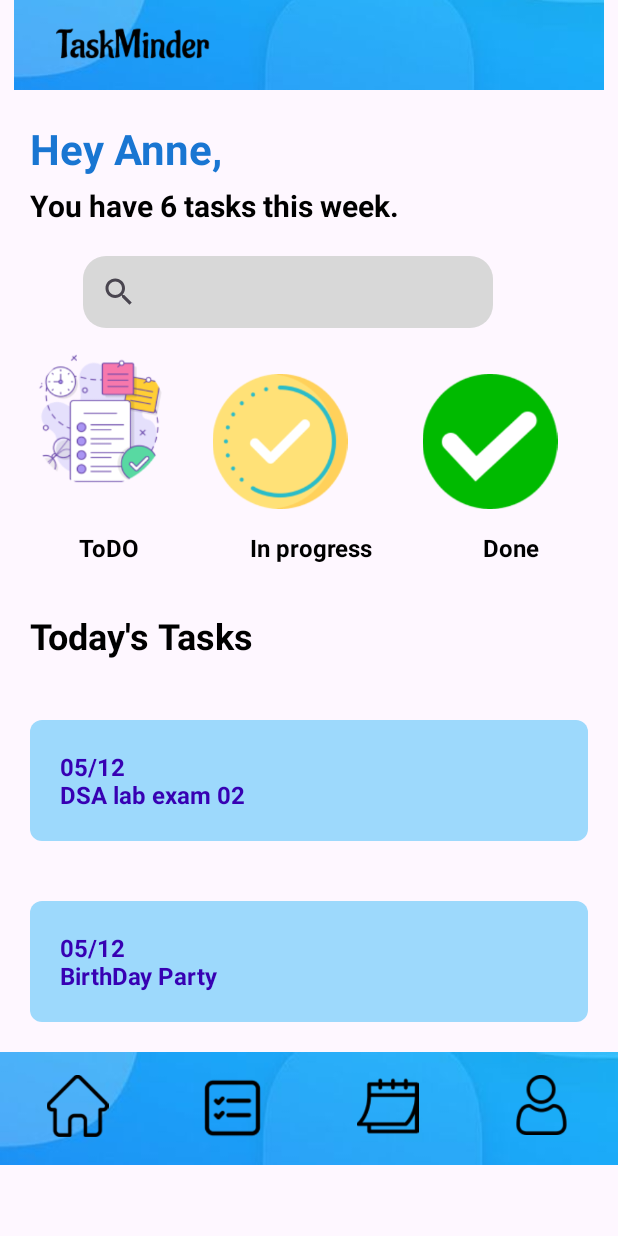
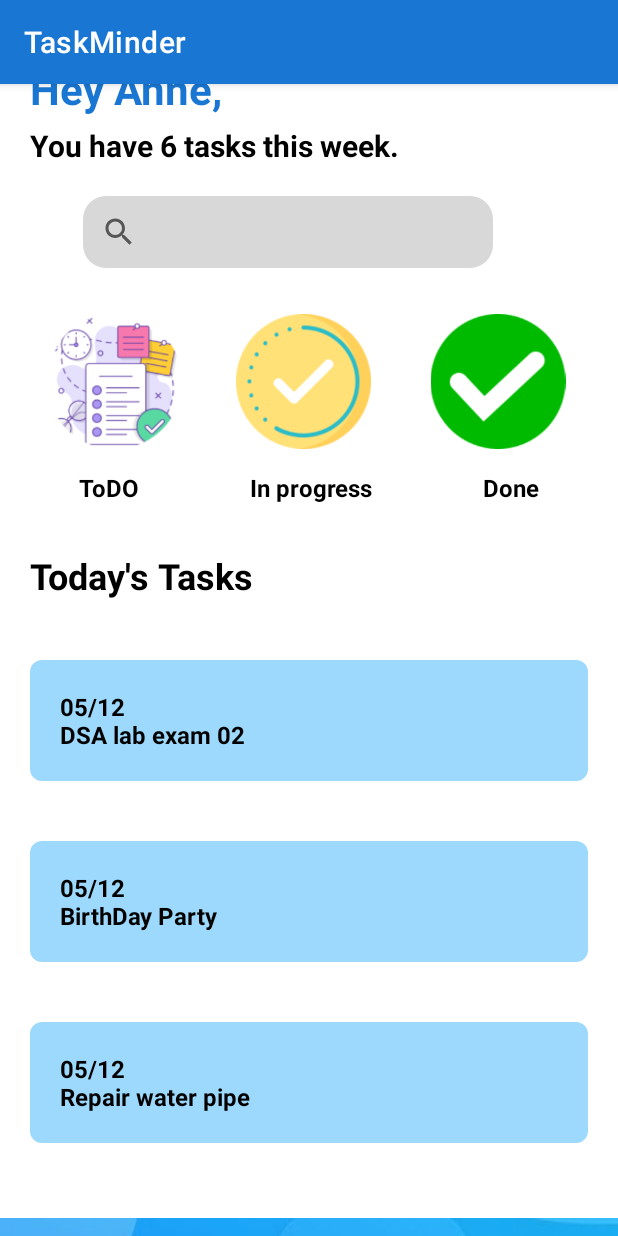
Before and after one commit to Yasasvi31/TaskMinder, an Android app: the Home screen opened directly, with no data from a screen before it, on a phone screen of 412 x 824 dp. Run offline under Robolectric (Android 15) with nearby library versions, the phone set to English and light mode, and no system bars.

Commit message:
taskminder updates

```diff
--- a/app/build.gradle.kts
+++ b/app/build.gradle.kts
@@ -72,7 +72,4 @@ dependencies {
     implementation("androidx.lifecycle:lifecycle-livedata-ktx:$lifecycleVersion")
     // Annotation processor
     ksp("androidx.lifecycle:lifecycle-compiler:$lifecycleVersion")
-
-
-
 }
--- a/app/src/main/AndroidManifest.xml
+++ b/app/src/main/AndroidManifest.xml
@@ -6,7 +6,7 @@
         android:allowBackup="true"
         android:dataExtractionRules="@xml/data_extraction_rules"
         android:fullBackupContent="@xml/backup_rules"
-        android:icon="@mipmap/ic_launcher"
+        android:icon="@drawable/logo1"
         android:label="@string/app_name"
         android:roundIcon="@mipmap/ic_launcher_round"
         android:supportsRtl="true"
@@ -22,10 +22,10 @@
             android:name=".GetStarted"
             android:exported="false" />
         <activity
-            android:name=".Splashscreen"
+            android:name=".MainActivity"
             android:exported="false" />
         <activity
-            android:name=".MainActivity"
+            android:name=".Splashscreen"
             android:exported="true">
             <intent-filter>
                 <action android:name="android.intent.action.MAIN" />
--- a/app/src/main/java/com/example/labexam4/Home.kt
+++ b/app/src/main/java/com/example/labexam4/Home.kt
@@ -1,6 +1,8 @@
 package com.example.labexam4
 
+import android.content.Intent
 import android.os.Bundle
+import android.widget.ImageView
 import androidx.activity.enableEdgeToEdge
 import androidx.appcompat.app.AppCompatActivity
 import androidx.core.view.ViewCompat
@@ -11,10 +13,19 @@ class Home : AppCompatActivity() {
         super.onCreate(savedInstanceState)
         enableEdgeToEdge()
         setContentView(R.layout.activity_home)
-        ViewCompat.setOnApplyWindowInsetsListener(findViewById(R.id.main)) { v, insets ->
-            val systemBars = insets.getInsets(WindowInsetsCompat.Type.systemBars())
-            v.setPadding(systemBars.left, systemBars.top, systemBars.right, systemBars.bottom)
-            insets
+
+        val taskIcon:ImageView = findViewById(R.id.listimage1)
+        taskIcon.setOnClickListener {
+            val intent = Intent(this,MainActivity::class.java)
+            startActivity(intent)
         }
+
+        val pIcon:ImageView = findViewById(R.id.profileimage1)
+        pIcon.setOnClickListener {
+            val intent = Intent(this,Profile::class.java)
+            startActivity(intent)
+        }
+
+
     }
 }
--- a/app/src/main/java/com/example/labexam4/MainActivity.kt
+++ b/app/src/main/java/com/example/labexam4/MainActivity.kt
@@ -13,14 +13,13 @@ import com.example.labexam4.viewmodel.TaskViewModelFactory
 
 class MainActivity : AppCompatActivity() {
 
-    lateinit var taskViewModel: TaskViewModel
+    lateinit var taskViewModel:TaskViewModel
     override fun onCreate(savedInstanceState: Bundle?) {
         super.onCreate(savedInstanceState)
         enableEdgeToEdge()
         setContentView(R.layout.activity_main)
 
-        setupViewModel()
-
+       setupViewModel()
     }
 
     private fun setupViewModel(){
--- a/app/src/main/java/com/example/labexam4/adapter/TaskAdapter.kt
+++ b/app/src/main/java/com/example/labexam4/adapter/TaskAdapter.kt
@@ -32,7 +32,7 @@ class TaskAdapter:RecyclerView.Adapter<TaskAdapter.TaskViewHolder>() {
     val differ = AsyncListDiffer(this,differCallback)
     override fun onCreateViewHolder(parent: ViewGroup, viewType: Int): TaskViewHolder {
         return TaskViewHolder(
-            TaskLayoutBinding.inflate(LayoutInflater.from(parent.context),parent)
+            TaskLayoutBinding.inflate(LayoutInflater.from(parent.context),parent, false)
         )
     }
 
--- a/app/src/main/java/com/example/labexam4/fragments/HomeFragment.kt
+++ b/app/src/main/java/com/example/labexam4/fragments/HomeFragment.kt
@@ -69,7 +69,7 @@ class HomeFragment : Fragment(R.layout.fragment_home),SearchView.OnQueryTextList
     private fun setupHomeRecyclerView(){
         taskAdapter = TaskAdapter()
         binding.homeRecyclerView.apply {
-            layoutManager = StaggeredGridLayoutManager(2, StaggeredGridLayoutManager.VERTICAL)
+            layoutManager = StaggeredGridLayoutManager(1, StaggeredGridLayoutManager.VERTICAL)
             setHasFixedSize(true)
             adapter = taskAdapter
         }
--- a/app/src/main/res/layout/activity_home.xml
+++ b/app/src/main/res/layout/activity_home.xml
@@ -12,18 +12,12 @@
         android:layout_height="match_parent"
         android:orientation="vertical">
 
-        <ImageView
-            android:id="@+id/imageView12"
-            android:layout_width="match_parent"
-            android:layout_height="60dp"
-            app:srcCompat="@drawable/header" />
-
         <TextView
             android:id="@+id/textView9"
             android:layout_width="match_parent"
             android:layout_height="wrap_content"
             android:layout_marginLeft="20sp"
-            android:layout_marginTop="20sp"
+            android:layout_marginTop="40sp"
             android:text="Hey Anne,"
             android:textColor="@color/blue"
             android:textSize="28sp"
@@ -62,9 +56,9 @@
                 android:id="@+id/imageView13"
                 android:layout_width="132dp"
                 android:layout_height="90dp"
+                android:layout_margin="15sp"
                 android:layout_weight="1"
-                app:srcCompat="@drawable/todo"
-                tools:layout_margin="15sp" />
+                app:srcCompat="@drawable/todo" />
 
             <ImageView
                 android:id="@+id/imageView14"
@@ -143,7 +137,7 @@
             android:background="@drawable/background"
             android:padding="20sp"
             android:text="@string/task1"
-            android:textColor="@color/design_default_color_primary_variant"
+            android:textColor="@color/black"
             android:textSize="16sp"
             android:textStyle="bold" />
 
@@ -155,7 +149,19 @@
             android:background="@drawable/background"
             android:padding="20sp"
             android:text="@string/task2"
-            android:textColor="@color/design_default_color_primary_variant"
+            android:textColor="@color/black"
+            android:textSize="16sp"
+            android:textStyle="bold" />
+
+        <TextView
+            android:id="@+id/textView18"
+            android:layout_width="match_parent"
+            android:layout_height="wrap_content"
+            android:layout_margin="20sp"
+            android:background="@drawable/background"
+            android:padding="20sp"
+            android:text="@string/task3"
+            android:textColor="@color/black"
             android:textSize="16sp"
             android:textStyle="bold" />
 
@@ -163,7 +169,7 @@
         <LinearLayout
             android:layout_width="match_parent"
             android:layout_height="75dp"
-            android:layout_marginTop="0dp"
+            android:layout_marginTop="30dp"
             android:background="@drawable/footer"
             android:orientation="horizontal">
 
--- a/app/src/main/res/values/strings.xml
+++ b/app/src/main/res/values/strings.xml
@@ -13,6 +13,7 @@
     <string name="taskAdd">Add task</string>
     <string name="task1">05/12\nDSA lab exam 02</string>
     <string name="task2">05/12\nBirthDay Party</string>
+    <string name="task3">05/12\nRepair water pipe</string>
     <string name="save">Save</string>
     <!-- TODO: Remove or change this placeholder text -->
     <string name="hello_blank_fragment">Hello blank fragment</string>
--- a/app/src/main/res/values/themes.xml
+++ b/app/src/main/res/values/themes.xml
@@ -1,6 +1,6 @@
 <resources xmlns:tools="http://schemas.android.com/tools">
     <!-- Base application theme. -->
-    <style name="Base.Theme.Labexam4" parent="Theme.Material3.DayNight.NoActionBar">
+    <style name="Base.Theme.Labexam4" parent="Theme.MaterialComponents.DayNight.DarkActionBar">
         <!-- Primary brand color. -->
         <item name="colorPrimary">@color/blue</item>
         <item name="colorPrimaryVariant">@color/blue</item>
```
Also changed, not shown: app/src/main/java/com/example/labexam4/GetStarted.kt (+9 -4 lines), app/src/main/java/com/example/labexam4/Profile.kt (+14 -4 lines), app/src/main/java/com/example/labexam4/Splashscreen.kt (+9 -5 lines), app/src/main/res/layout/activity_get_started.xml (+5 -12 lines), app/src/main/res/layout/activity_profile.xml (+5 -10 lines), app/src/main/res/layout/task_layout.xml (+22 -20 lines), app/src/main/res/drawable/icon.png (added), app/src/main/res/drawable/logo1.png (added).
